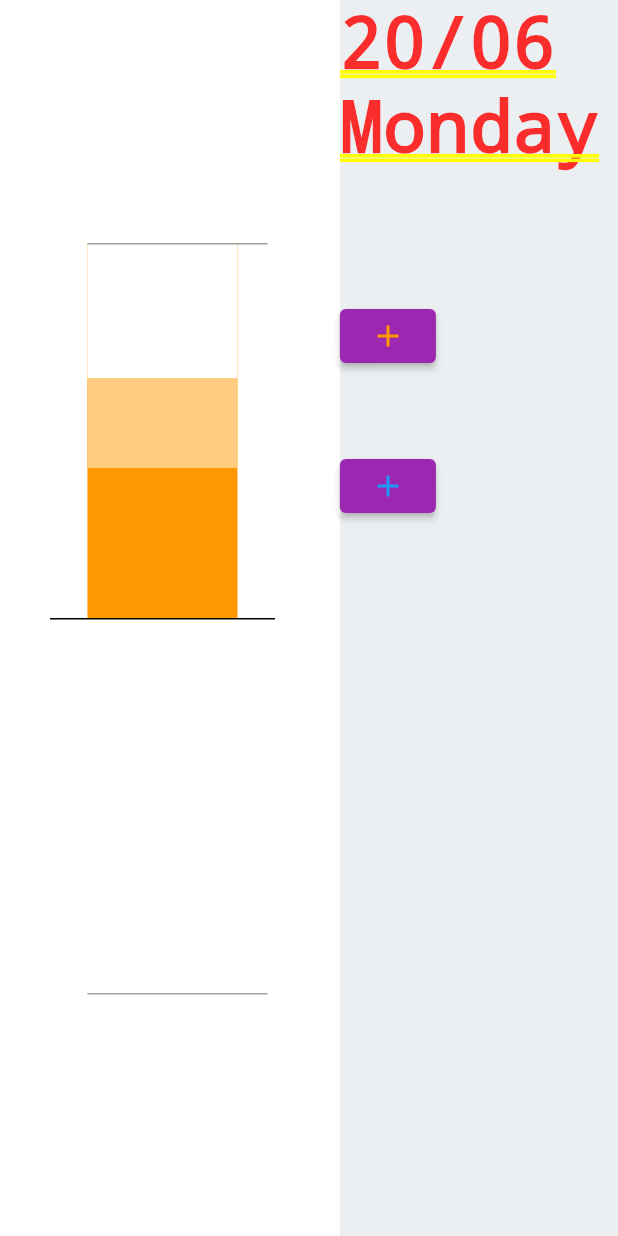
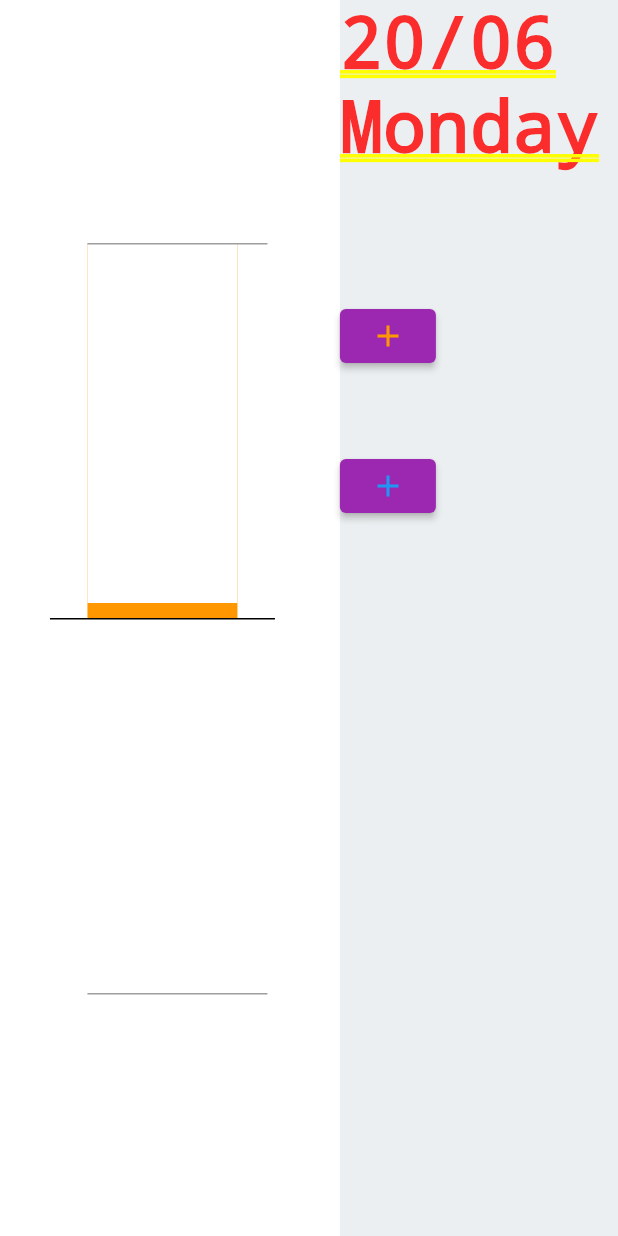
Before and after one commit to i2ohanl/Time-Stack-App, a Flutter app: the screen it shows after launch, after a tap on the "add" icon, on a phone screen of 412 x 824 dp. Run offline on Flutter 3.47's test engine with Material 2 defaults, Android fonts, the phone set to English and light mode, and no system bars; our stand-ins replace shared_preferences.

Commit message:
productive time stack implemented

```diff
--- a/lib/timeStack.dart
+++ b/lib/timeStack.dart
@@ -95,9 +95,11 @@ class TimeStackState extends State<TimeStack> {
     }
     if(producitve!=null){
     // ignore: sized_box_for_whitespace
-    print('Productive not null: '+producitve.toString());
+    print('Productive: '+producitve.toString());
     if(unproductive!=null){
-      print('unProductive not null: '+unproductive.toString());
+      print('unProductive: '+unproductive.toString());
+      print('TotalDailyNeg: '+dailyTotalNeg.toString());
+      print('TotalDailyPos: '+dailyTotalPos.toString());
     }else{
       print('unproductive null');
     }
@@ -112,16 +114,19 @@ class TimeStackState extends State<TimeStack> {
               color: Colors.white,
               child: Stack(
                 children : <Widget>[
+                  //set_________________________________________________________
                   Positioned(
                     top: height/2,
                     left: ((width*11/20)/2) - 55,
                     child: Square(color: Colors.blue.shade100, height: (dailyTotalNeg*10).toDouble(), width: 100.0,),
                   ),
+                  //set_________________________________________________________
                   Positioned(
                     top: height/2,
                     left: ((width*11/20)/2) - 55,
                     child: Square(color: Colors.blue, height: (unproductive*10).toDouble(), width: 100.0,),
                   ),
+                  //set_________________________________________________________
                   Positioned(
                     top: height/2,
                     left: ((width*11/20)/2) - 80,
@@ -135,18 +140,20 @@ class TimeStackState extends State<TimeStack> {
                   Positioned(
                     top: height/2 - 250,
                     left: ((width*11/20)/2) - 55,
-                    child: Square(color: Colors.orange[200], height: max - 100.0, width: 100.0,),
+                    child: Square(color: Colors.orange[200], height: max - (producitve*10).toDouble(), width: 100.0,),
                   ),
                   Positioned(
                    top: height/2 -250,
                    left: ((width*11/20)/2) - 55,
-                   child: const Square(color: Colors.white, height: 90.0, width: 100.0,),
+                   child: Square(color: Colors.white, height: max - (dailyTotalPos*10).toDouble(), width: 100.0,),
                   ),
+                  //set_________________________________________________________
                   Positioned(
                     top: height/2 + max,
                     left: ((width*11/20)/2) - 55,
                     child: Square(color: Colors.grey[500], height: 1.0, width: 120.0,),
                   ),
+                  //set_________________________________________________________
                   Positioned(
                     top: height/2 - max,
                     left: ((width*11/20)/2) - 55,
@@ -180,7 +187,7 @@ class TimeStackState extends State<TimeStack> {
                     child: ElevatedButton(
                       onPressed: () {
                         setState(() {
-                          if(unproductive >= 0) {
+                          if(unproductive > 0) {
                             unproductive = unproductive - 1;
                           } else {
                             producitve = producitve + 1;
```
